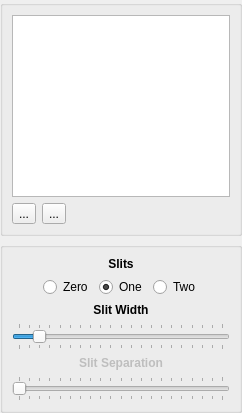
mattjr/benthicQT, file app/widget/BarrierEditor.ui: the form before one commit.
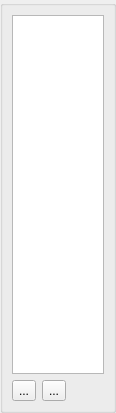
The form after the commit. Icons and pictures are not drawn. Custom widgets are drawn as their Qt base class.

Diff of the .ui file:
```diff
--- a/app/widget/BarrierEditor.ui
+++ b/app/widget/BarrierEditor.ui
@@ -7,7 +7,7 @@
    <rect>
     <x>0</x>
     <y>0</y>
-    <width>242</width>
+    <width>116</width>
     <height>413</height>
    </rect>
   </property>
@@ -19,7 +19,7 @@
   </property>
   <property name="minimumSize">
    <size>
-    <width>242</width>
+    <width>50</width>
     <height>413</height>
    </size>
   </property>
@@ -137,7 +137,7 @@
        <widget class="QWidget" name="widget_2" native="true">
         <layout class="QHBoxLayout" name="horizontalLayout_2">
          <property name="spacing">
-          <number>-1</number>
+          <number>6</number>
          </property>
          <property name="margin">
           <number>0</number>
@@ -183,236 +183,6 @@
      </layout>
     </widget>
    </item>
-   <item>
-    <widget class="QGroupBox" name="groupBox_2">
-     <property name="alignment">
-      <set>Qt::AlignCenter</set>
-     </property>
-     <property name="flat">
-      <bool>false</bool>
-     </property>
-     <property name="checkable">
-      <bool>false</bool>
-     </property>
-     <layout class="QVBoxLayout" name="verticalLayout_7">
-      <item>
-       <widget class="QLabel" name="label_2">
-        <property name="font">
-         <font>
-          <weight>75</weight>
-          <bold>true</bold>
-         </font>
-        </property>
-        <property name="text">
-         <string>Slits</string>
-        </property>
-        <property name="alignment">
-         <set>Qt::AlignCenter</set>
-        </property>
-       </widget>
-      </item>
-      <item>
-       <widget class="QWidget" name="slitNumSelect" native="true">
-        <layout class="QHBoxLayout" name="horizontalLayout_3">
-         <property name="margin">
-          <number>0</number>
-         </property>
-         <item>
-          <spacer name="horizontalSpacer_3">
-           <property name="orientation">
-            <enum>Qt::Horizontal</enum>
-           </property>
-           <property name="sizeHint" stdset="0">
-            <size>
-             <width>0</width>
-             <height>20</height>
-            </size>
-           </property>
-          </spacer>
-         </item>
-         <item>
-          <widget class="QRadioButton" name="zeroSlits">
-           <property name="sizePolicy">
-            <sizepolicy hsizetype="Preferred" vsizetype="Fixed">
-             <horstretch>0</horstretch>
-             <verstretch>0</verstretch>
-            </sizepolicy>
-           </property>
-           <property name="minimumSize">
-            <size>
-             <width>0</width>
-             <height>20</height>
-            </size>
-           </property>
-           <property name="text">
-            <string>Zero</string>
-           </property>
-          </widget>
-         </item>
-         <item>
-          <widget class="QRadioButton" name="oneSlit">
-           <property name="sizePolicy">
-            <sizepolicy hsizetype="Preferred" vsizetype="Preferred">
-             <horstretch>0</horstretch>
-             <verstretch>0</verstretch>
-            </sizepolicy>
-           </property>
-           <property name="text">
-            <string>One</string>
-           </property>
-           <property name="checked">
-            <bool>true</bool>
-           </property>
-          </widget>
-         </item>
-         <item>
-          <widget class="QRadioButton" name="twoSlits">
-           <property name="sizePolicy">
-            <sizepolicy hsizetype="Preferred" vsizetype="Preferred">
-             <horstretch>0</horstretch>
-             <verstretch>0</verstretch>
-            </sizepolicy>
-           </property>
-           <property name="text">
-            <string>Two</string>
-           </property>
-          </widget>
-         </item>
-         <item>
-          <spacer name="horizontalSpacer">
-           <property name="orientation">
-            <enum>Qt::Horizontal</enum>
-           </property>
-           <property name="sizeHint" stdset="0">
-            <size>
-             <width>0</width>
-             <height>20</height>
-            </size>
-           </property>
-          </spacer>
-         </item>
-        </layout>
-       </widget>
-      </item>
-      <item>
-       <widget class="QLabel" name="label">
-        <property name="font">
-         <font>
-          <weight>75</weight>
-          <bold>true</bold>
-         </font>
-        </property>
-        <property name="text">
-         <string>Slit Width</string>
-        </property>
-        <property name="alignment">
-         <set>Qt::AlignCenter</set>
-        </property>
-       </widget>
-      </item>
-      <item>
-       <widget class="QSlider" name="slitWidth">
-        <property name="sizePolicy">
-         <sizepolicy hsizetype="Preferred" vsizetype="Minimum">
-          <horstretch>0</horstretch>
-          <verstretch>0</verstretch>
-         </sizepolicy>
-        </property>
-        <property name="minimumSize">
-         <size>
-          <width>0</width>
-          <height>27</height>
-         </size>
-        </property>
-        <property name="maximum">
-         <number>100</number>
-        </property>
-        <property name="singleStep">
-         <number>1</number>
-        </property>
-        <property name="sliderPosition">
-         <number>10</number>
-        </property>
-        <property name="orientation">
-         <enum>Qt::Horizontal</enum>
-        </property>
-        <property name="tickPosition">
-         <enum>QSlider::TicksBothSides</enum>
-        </property>
-        <property name="tickInterval">
-         <number>5</number>
-        </property>
-       </widget>
-      </item>
-      <item>
-       <widget class="QLabel" name="label_6">
-        <property name="enabled">
-         <bool>false</bool>
-        </property>
-        <property name="font">
-         <font>
-          <weight>75</weight>
-          <bold>true</bold>
-         </font>
-        </property>
-        <property name="text">
-         <string>Slit Separation</string>
-        </property>
-        <property name="alignment">
-         <set>Qt::AlignCenter</set>
-        </property>
-       </widget>
-      </item>
-      <item>
-       <widget class="QSlider" name="slitSeparation">
-        <property name="enabled">
-         <bool>false</bool>
-        </property>
-        <property name="sizePolicy">
-         <sizepolicy hsizetype="Preferred" vsizetype="Minimum">
-          <horstretch>0</horstretch>
-          <verstretch>0</verstretch>
-         </sizepolicy>
-        </property>
-        <property name="maximum">
-         <number>100</number>
-        </property>
-        <property name="singleStep">
-         <number>1</number>
-        </property>
-        <property name="value">
-         <number>0</number>
-        </property>
-        <property name="sliderPosition">
-         <number>0</number>
-        </property>
-        <property name="orientation">
-         <enum>Qt::Horizontal</enum>
-        </property>
-        <property name="tickPosition">
-         <enum>QSlider::TicksBothSides</enum>
-        </property>
-        <property name="tickInterval">
-         <number>5</number>
-        </property>
-       </widget>
-      </item>
-      <item>
-       <spacer name="verticalSpacer">
-        <property name="orientation">
-         <enum>Qt::Vertical</enum>
-        </property>
-        <property name="sizeHint" stdset="0">
-         <size>
-          <width>20</width>
-          <height>0</height>
-         </size>
-        </property>
-       </spacer>
-      </item>
-     </layout>
-    </widget>
-   </item>
   </layout>
  </widget>
  <customwidgets>
```
Left out of the diff: 111 changed lines with no effect on the pictures.
